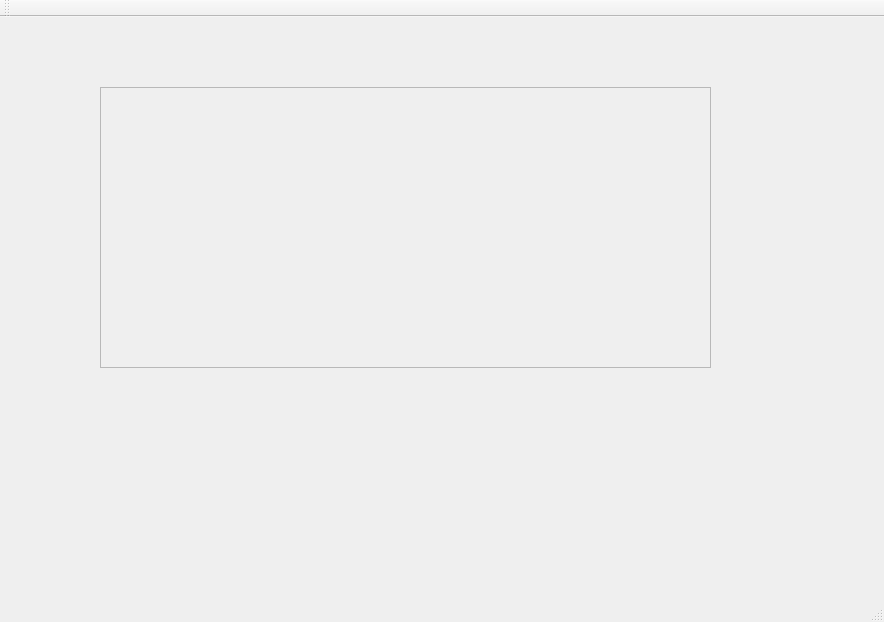
The window that pixamawindow.ui (JonWiggins/PixamaSpriteEditor) describes before a commit, drawn with Qt 5.
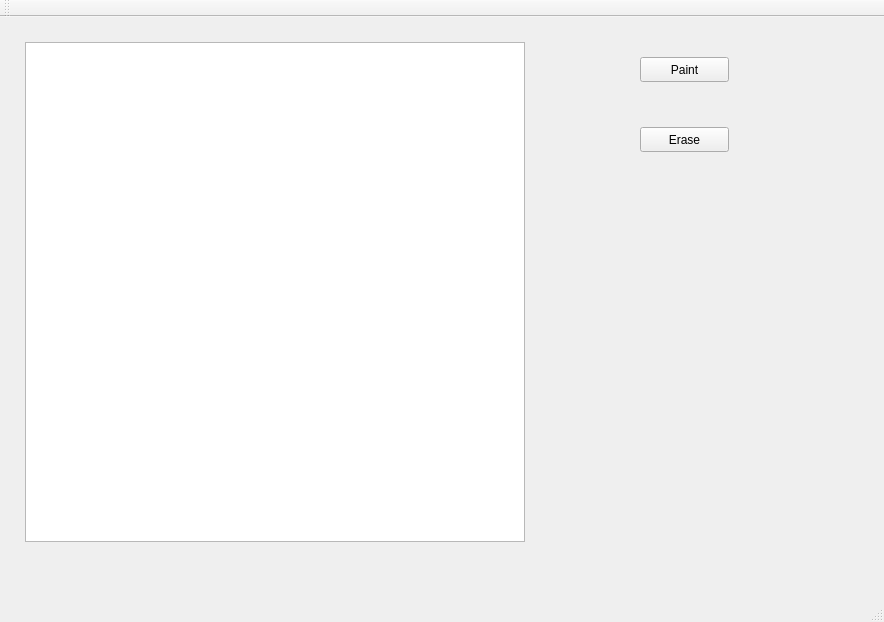
The same window after the commit.

What changed in the file:
```diff
--- a/pixamawindow.ui
+++ b/pixamawindow.ui
@@ -14,20 +14,40 @@
    <string>PixamaWindow</string>
   </property>
   <widget class="QWidget" name="centralWidget">
-   <widget class="QFrame" name="frame">
+   <widget class="QGraphicsView" name="graphicsView">
     <property name="geometry">
      <rect>
-      <x>100</x>
-      <y>70</y>
-      <width>611</width>
-      <height>281</height>
+      <x>25</x>
+      <y>25</y>
+      <width>500</width>
+      <height>500</height>
      </rect>
     </property>
-    <property name="frameShape">
-     <enum>QFrame::StyledPanel</enum>
+   </widget>
+   <widget class="QPushButton" name="PaintButton">
+    <property name="geometry">
+     <rect>
+      <x>640</x>
+      <y>40</y>
+      <width>89</width>
+      <height>25</height>
+     </rect>
     </property>
-    <property name="frameShadow">
-     <enum>QFrame::Raised</enum>
+    <property name="text">
+     <string>Paint</string>
+    </property>
+   </widget>
+   <widget class="QPushButton" name="EraseButton">
+    <property name="geometry">
+     <rect>
+      <x>640</x>
+      <y>110</y>
+      <width>89</width>
+      <height>25</height>
+     </rect>
+    </property>
+    <property name="text">
+     <string>Erase</string>
     </property>
    </widget>
   </widget>
```
